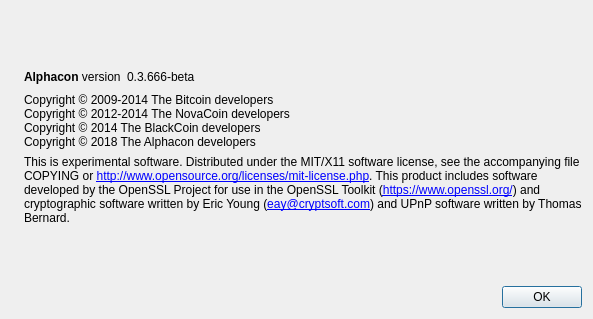
Qt form src/qt/forms/aboutdialog.ui (AlphaconTeam/AlphaconNetwork) before a commit.
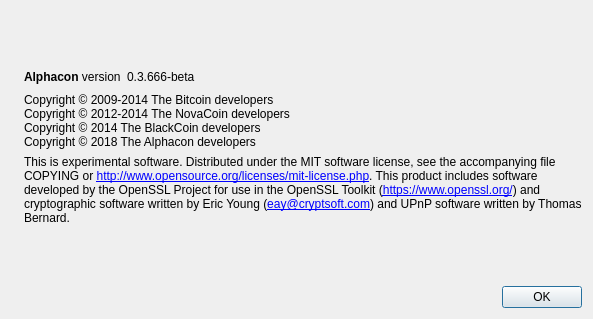
The same form after that commit. Icons and pictures are not drawn.

What changed in the file:
```diff
--- a/src/qt/forms/aboutdialog.ui
+++ b/src/qt/forms/aboutdialog.ui
@@ -110,7 +110,7 @@
         <string>
 This is experimental software.
 
-Distributed under the MIT/X11 software license, see the accompanying file COPYING or &lt;a href=&quot;http://www.opensource.org/licenses/mit-license.php&quot;&gt;http://www.opensource.org/licenses/mit-license.php&lt;/a&gt;.
+Distributed under the MIT software license, see the accompanying file COPYING or &lt;a href=&quot;http://www.opensource.org/licenses/mit-license.php&quot;&gt;http://www.opensource.org/licenses/mit-license.php&lt;/a&gt;.
 
 This product includes software developed by the OpenSSL Project for use in the OpenSSL Toolkit (&lt;a href=&quot;https://www.openssl.org/&quot;&gt;https://www.openssl.org/&lt;/a&gt;) and cryptographic software written by Eric Young (&lt;a href=&quot;mailto:eay@cryptsoft.com&quot;&gt;eay@cryptsoft.com&lt;/a&gt;) and UPnP software written by Thomas Bernard.</string>
        </property>
```
